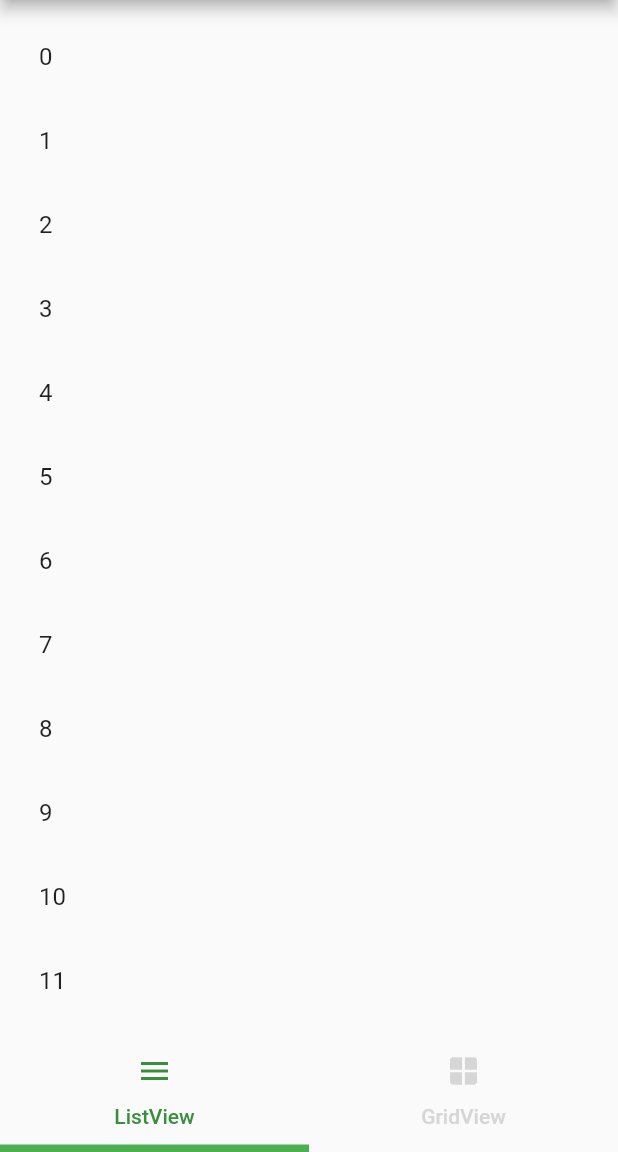
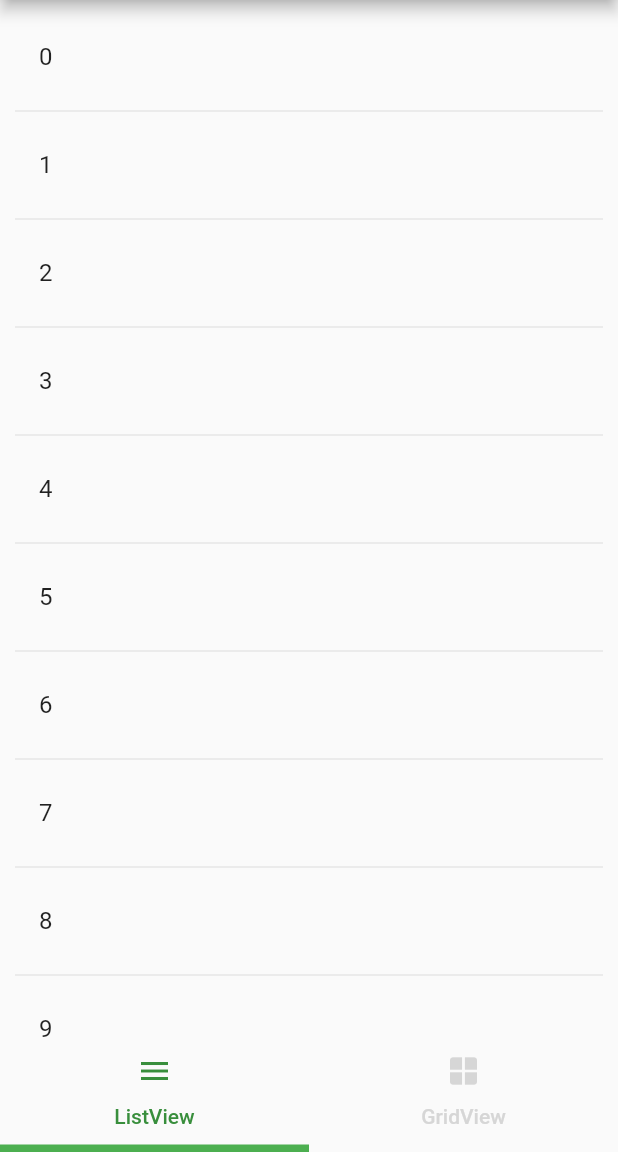
Before and after one commit to petcu1004/2021-GDSC-SCH-Flutter-Learning, a Flutter app: the screen it shows after launch, on a phone screen of 412 x 824 dp, the part 84-1236 px from its top. Run offline on Flutter 3.47's test engine with Material 2 defaults, Android fonts, the light colour scheme and no system bars.

Commit message:
ListView.seperated()

```diff
--- a/week8/list_gird_view_buildcontext/lib/list.dart
+++ b/week8/list_gird_view_buildcontext/lib/list.dart
@@ -14,7 +14,7 @@ class _ListsState extends State<Lists> {
   @override
   Widget build(BuildContext context) {
     return Scaffold(
-      body: ListView.builder(
+      body: ListView.separated(
         padding: EdgeInsets.all(10),
         controller: controller,
         itemCount: count,
@@ -24,6 +24,7 @@ class _ListsState extends State<Lists> {
             onTap: (){},
           );
         },
+        separatorBuilder: (BuildContext context, int index) => const Divider(), //item들 사이사이에 구분선이 추가된 방식
       ),
     );
   }
```
